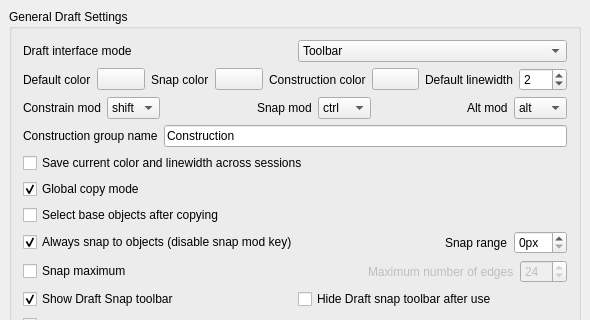
First picture: the form in src/Mod/Draft/Resources/ui/userprefs-base.ui, repository berndhahnebach/All_FreeCAD, before the edit; both pictures show x 0 to 590 and y 0 to 320 of the 590 by 636 pixel window.
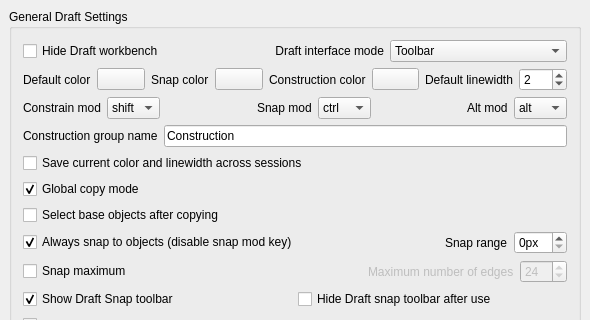
Second picture: the form after the edit. Custom widgets are drawn as their Qt base class.

Commit message:
Misc polishes to Arch and Draft
+ The Draft Drawing tool can make additional views of SectionPlanes
+ Draft Dimensions have a readonly "Distance" property that show the length
+ The Draft WB can be completely switched off (since all tools are also in Arch)

```diff
--- a/src/Mod/Draft/Resources/ui/userprefs-base.ui
+++ b/src/Mod/Draft/Resources/ui/userprefs-base.ui
@@ -28,11 +28,30 @@
      <layout class="QVBoxLayout" name="verticalLayout_2">
       <item>
        <layout class="QHBoxLayout" name="horizontalLayout_19">
+        <item>
+         <widget class="Gui::PrefCheckBox" name="gui::prefcheckbox_12">
+          <property name="toolTip">
+           <string>If this is checked, the Draft workbench won't appear. Useful since all of the Draft tools are also in the Arch workbench.</string>
+          </property>
+          <property name="text">
+           <string>Hide Draft workbench</string>
+          </property>
+          <property name="prefEntry" stdset="0">
+           <cstring>hideDraftWorkbench</cstring>
+          </property>
+          <property name="prefPath" stdset="0">
+           <cstring>Mod/Draft</cstring>
+          </property>
+         </widget>
+        </item>
         <item>
          <widget class="QLabel" name="label_19">
           <property name="text">
            <string>Draft interface mode</string>
           </property>
+          <property name="alignment">
+           <set>Qt::AlignRight|Qt::AlignTrailing|Qt::AlignVCenter</set>
+          </property>
          </widget>
         </item>
         <item>
```
The commit also changes 4 other files.
